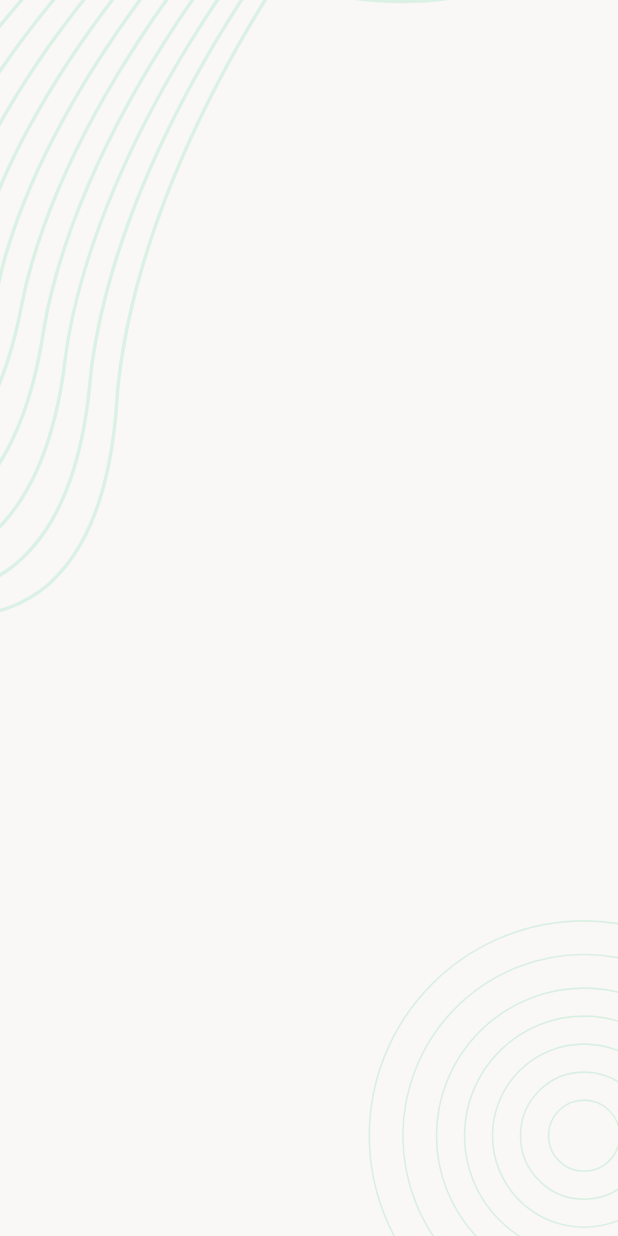
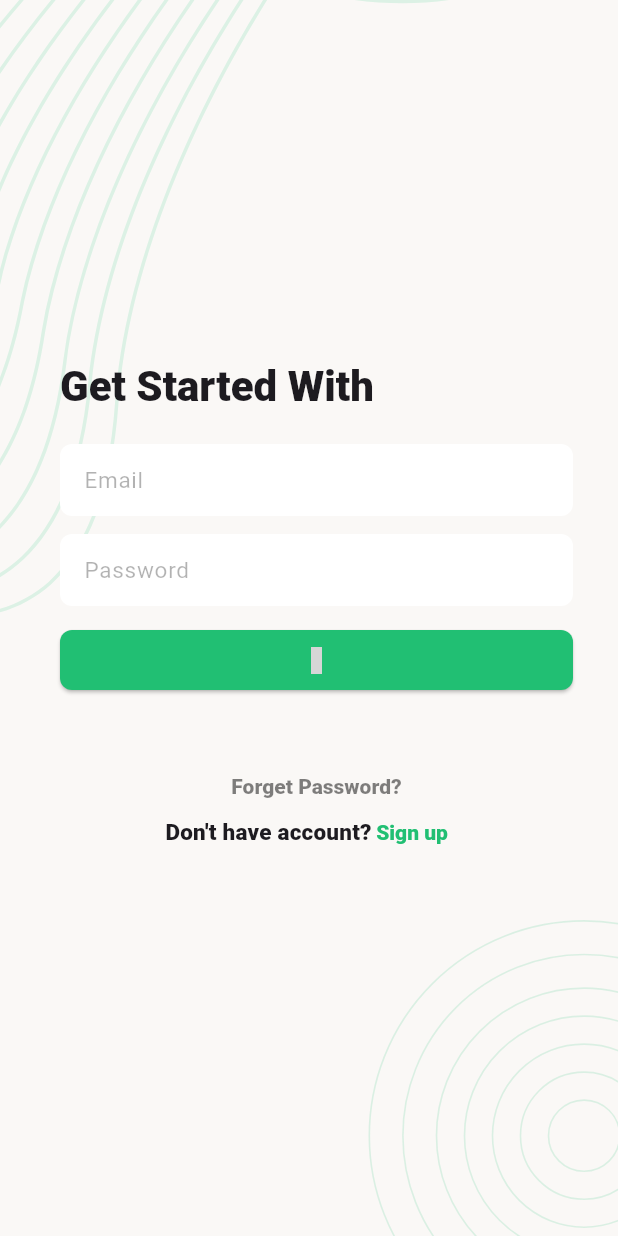
Before and after one commit to Rayhan-Sany/Task_Manager, a Flutter app: the screen it shows after launch, on a phone screen of 412 x 824 dp. Run offline on Flutter 3.47's test engine with Material 3 defaults, Android fonts, the phone set to English and light mode, and no system bars; our stand-ins replace flutter_svg, material_symbols_icons, pin_code_fields; grey boxes are pictures that could not be loaded.

Commit message:
new Screens Added

```diff
--- a/lib/app.dart
+++ b/lib/app.dart
@@ -1,4 +1,6 @@
 import 'package:flutter/material.dart';
+import 'package:task_manager/presentation/widgets/styles/all_widget_style.dart';
+import 'package:task_manager/presentation/widgets/theme_data/all_theme_data.dart';
 import 'presentation/screens/splash_screen.dart';
 
 class TaskManager extends StatelessWidget {
@@ -6,9 +8,16 @@ class TaskManager extends StatelessWidget {
 
   @override
   Widget build(BuildContext context) {
-    return const MaterialApp(
+    return  MaterialApp(
       title: 'Task Manager',
       debugShowCheckedModeBanner: false,
+      theme: ThemeData(
+        useMaterial3: true,
+        inputDecorationTheme: AllThemeData.inputDecorationTheme(),
+        elevatedButtonTheme: AllThemeData.elevatedButtonThemeData(),
+        textButtonTheme: AllThemeData.textButtonThemeData(),
+        textTheme: AllThemeData.textTheme(context),
+      ),
       home: SplashScreen(),
     );
   }
--- a/lib/presentation/screens/sign_in_screen.dart
+++ b/lib/presentation/screens/sign_in_screen.dart
@@ -1,4 +1,7 @@
 import 'package:flutter/material.dart';
+import 'package:material_symbols_icons/material_symbols_icons.dart';
+import 'package:task_manager/presentation/screens/email_verification_screen.dart';
+import 'package:task_manager/presentation/screens/sign_up_screen.dart';
 import 'package:task_manager/presentation/widgets/svg_background_setter.dart';
 
 class SignIn extends StatefulWidget {
@@ -9,17 +12,142 @@ class SignIn extends StatefulWidget {
 }
 
 class _SignInState extends State<SignIn> {
+  final _formkey = GlobalKey<FormState>();
+  final TextEditingController emailTEcontroller = TextEditingController();
+  final TextEditingController passwordTEcontroller = TextEditingController();
+
   @override
   Widget build(BuildContext context) {
     return Scaffold(
       body: SvgBackgroundSetter(
         child: Column(
+          crossAxisAlignment: CrossAxisAlignment.center,
+          mainAxisAlignment: MainAxisAlignment.center,
           children: [
-
+            SingleChildScrollView(
+              padding: const EdgeInsets.only(left: 40, right: 30),
+              child: signInSizedBox(context),
+            ),
           ],
         ),
       ),
-
     );
   }
-}
+
+  SizedBox signInSizedBox(BuildContext context) {
+    return SizedBox(
+      child: SafeArea(
+        child: Form(
+          key: _formkey,
+          child: Column(
+            crossAxisAlignment: CrossAxisAlignment.start,
+            children: [
+              Text('Get Started With',
+                  style: Theme.of(context).textTheme.titleLarge),
+              const SizedBox(height: 20),
+              signInTextFormField(
+                  lebelText: 'Email',
+                  teController: emailTEcontroller,
+                  validator: (value) {
+                    return emailValidator(value);
+                  }),
+              const SizedBox(height: 12),
+              signInTextFormField(
+                  lebelText: 'Password',
+                  teController: passwordTEcontroller,
+                  validator: (value) {
+                    return passwordValidator(value);
+                  },
+                  obscure: true),
+              const SizedBox(height: 12),
+              ElevatedButton(
+                onPressed: () {
+                  if (_formkey.currentState!.validate()) {
+                    print("Button Clicked");
+                  }
+                },
+                child: const Icon(Symbols.expand_circle_right),
+              ),
+              const SizedBox(height: 40),
+              Column(
+                mainAxisAlignment: MainAxisAlignment.start,
+                children: [
+                  forgotPasswordButton(),
+                  Row(
+                    crossAxisAlignment: CrossAxisAlignment.start,
+                    mainAxisAlignment: MainAxisAlignment.center,
+                    children: [
+                      Text(
+                        'Don\'t have account?',
+                        style: Theme.of(context).textTheme.titleMedium,
+                      ),
+                      signUpTextButton(),
+                    ],
+                  ),
+                ],
+              ),
+            ],
+          ),
+        ),
+      ),
+    );
+  }
+
+  TextButton signUpTextButton() {
+    return TextButton(
+      onPressed: () {
+        Navigator.push(context,
+            MaterialPageRoute(builder: (context) => const SignUpScreen()));
+      },
+      style: TextButton.styleFrom(alignment: Alignment.topLeft),
+      child: const Text('Sign up'),
+    );
+  }
+
+  TextButton forgotPasswordButton() {
+    return TextButton(
+      onPressed: () {
+        Navigator.push(context,
+            MaterialPageRoute(builder: (context) =>const EmailVerificationScreen()),);
+      },
+      child: Text(
+        'Forget Password?',
+        style: TextStyle(
+          color: Colors.black.withOpacity(0.5),
+        ),
+      ),
+    );
+  }
+
+  Widget signInTextFormField(
+      {required String lebelText,
+      required TextEditingController teController,
+      required FormFieldValidator<String> validator,
+      bool obscure = false}) {
+    return TextFormField(
+      decoration: InputDecoration(
+        label: Text(lebelText),
+      ),
+      enabled: true,
+      obscureText: obscure,
+      validator: validator,
+    );
+  }
+
+  String? emailValidator(String? value) {
+    if (value!.trim().isNotEmpty) return null;
+    return "Enter Valid Email";
+  }
+
+  String? passwordValidator(String? value) {
+    if (value!.trim().isNotEmpty) return null;
+    return "Enter Valid Password";
+  }
+
+  @override
+  void dispose() {
+    emailTEcontroller.dispose();
+    passwordTEcontroller.dispose();
+    super.dispose();
+  }
+} //State
--- /dev/null
+++ b/lib/presentation/widgets/styles/all_widget_style.dart
@@ -0,0 +1,44 @@
+import 'package:flutter/material.dart';
+
+class AllWidgetStyle{
+
+  static TextStyle heading1TextStyle(BuildContext context) {
+    return const TextStyle(
+        fontSize: 28,
+        fontWeight: FontWeight.w800
+    );
+  }
+  static TextStyle heading4TextStyle(BuildContext context) {
+    return const TextStyle(
+      fontWeight: FontWeight.w800,
+      fontSize: 15,
+    );
+  }
+  static TextStyle hintTextTextStyle(BuildContext context) {
+    return TextStyle(
+      fontSize: 13,
+      color: Colors.black.withOpacity(0.4),
+    );
+  }
+
+  static ButtonStyle elevatedButtonStyle(){
+    return  ElevatedButton.styleFrom(
+      backgroundColor:const Color(0xFF21BF73),
+      foregroundColor: Colors.white,
+      minimumSize:const Size(double.infinity,40),
+      shape: RoundedRectangleBorder(borderRadius: BorderRadius.circular(8),),
+    );
+  }
+
+  static ButtonStyle textButtonStyle() {
+    return TextButton.styleFrom(
+      tapTargetSize: MaterialTapTargetSize.shrinkWrap,
+      foregroundColor: const Color(0xFF21BF73),
+      alignment: Alignment.centerLeft,
+      padding:const EdgeInsets.all(3),
+      textStyle: const TextStyle(
+        fontWeight: FontWeight.w800,
+      ),
+    );
+  }
+}
--- a/lib/presentation/widgets/svg_background_setter.dart
+++ b/lib/presentation/widgets/svg_background_setter.dart
@@ -13,7 +13,7 @@ class SvgBackgroundSetter extends StatelessWidget {
       children: [
         SvgPicture.asset(AssetsPath.backgroundSvg,
             height: double.infinity, width: double.infinity, fit: BoxFit.cover),
-        child,
+         child,
       ],
     );
   }
--- /dev/null
+++ b/lib/presentation/widgets/theme_data/all_theme_data.dart
@@ -0,0 +1,60 @@
+import 'package:flutter/material.dart';
+import 'package:task_manager/presentation/widgets/styles/all_widget_style.dart';
+class AllThemeData{
+  static InputDecorationTheme inputDecorationTheme() {
+    return InputDecorationTheme(
+      hintStyle: TextStyle(
+        color:Colors.black.withOpacity(0.35),
+        fontSize: 13,
+        fontWeight: FontWeight.normal,
+      ),
+      enabledBorder:OutlineInputBorder(borderRadius: BorderRadius.circular(8),
+        borderSide: BorderSide.none),
+      errorBorder: OutlineInputBorder(
+        borderRadius: BorderRadius.circular(8),
+        borderSide:  BorderSide(
+          color: Colors.red[800]!
+        ),
+      ),
+      focusedErrorBorder: OutlineInputBorder(
+        borderRadius: BorderRadius.circular(8),
+        borderSide: BorderSide(
+          color: Colors.red[800]!
+        ),
+      ),
+      focusedBorder: OutlineInputBorder(
+        borderRadius: BorderRadius.circular(6),
+        borderSide: const BorderSide(
+          color: Color(0xFF21BF73),
+        ),
+      ),
+      fillColor: Colors.white,
+      filled: true,
+      contentPadding:const EdgeInsets.only(left: 12,top: 0,bottom: 0),
+      labelStyle: TextStyle(
+        color: Colors.black.withOpacity(0.3),
+        fontSize: 15,
+      ),
+
+    );
+  }
+  static TextTheme textTheme(BuildContext context){
+    return TextTheme(
+      titleLarge: AllWidgetStyle.heading1TextStyle(context),
+      titleMedium: AllWidgetStyle.heading4TextStyle(context),
+      titleSmall: AllWidgetStyle.hintTextTextStyle(context),
+    );
+  }
+
+  static ElevatedButtonThemeData elevatedButtonThemeData() {
+    return ElevatedButtonThemeData(
+      style:AllWidgetStyle.elevatedButtonStyle(),
+    );
+  }
+  static TextButtonThemeData textButtonThemeData() {
+    return TextButtonThemeData(
+      style: AllWidgetStyle.textButtonStyle(),
+    );
+  }
+
+}
--- a/pubspec.yaml
+++ b/pubspec.yaml
@@ -15,6 +15,8 @@ dependencies:
 
   cupertino_icons: ^1.0.2
   flutter_svg: ^2.0.9
+  material_symbols_icons: ^4.2719.1
+  pin_code_fields: ^8.0.1
 
 dev_dependencies:
   flutter_test:
```
Also changed, not shown: lib/presentation/screens/email_verification_screen.dart (added, +81 -0 lines), lib/presentation/screens/pin_verification_screen.dart (added, +113 -0 lines), lib/presentation/screens/set_password_screen.dart (added, +88 -0 lines), lib/presentation/screens/sign_up_screen.dart (added, +93 -0 lines), pubspec.lock.
